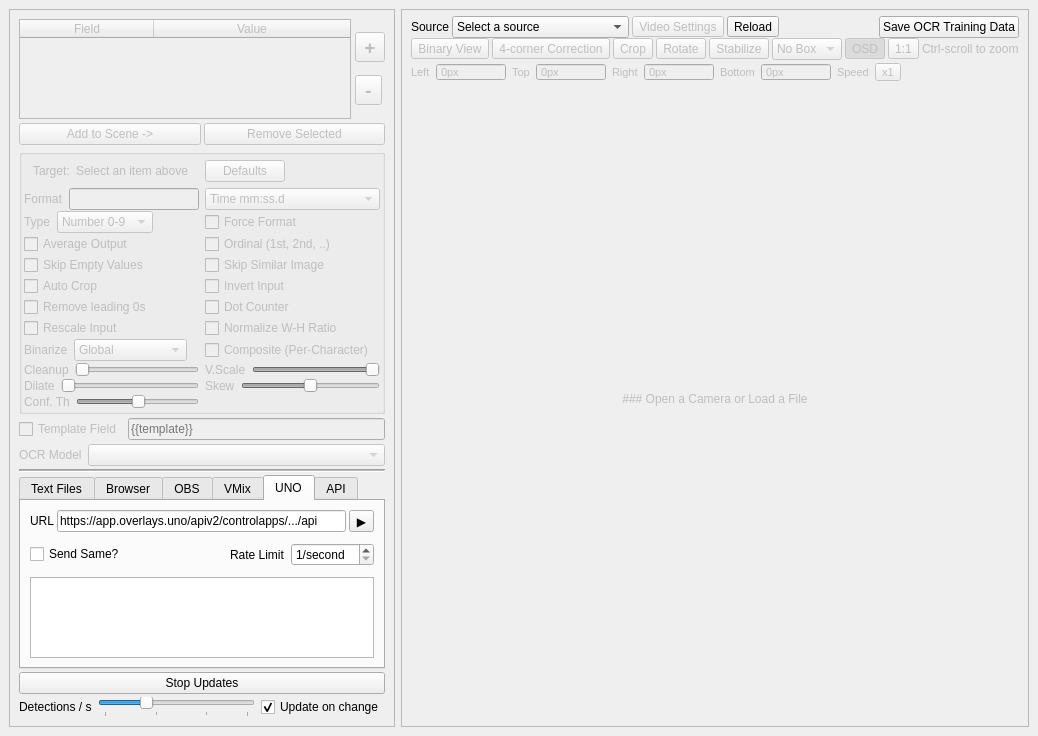
First picture: the form in src/mainwindow.ui, repository locaal-ai/scoresight, before the edit.
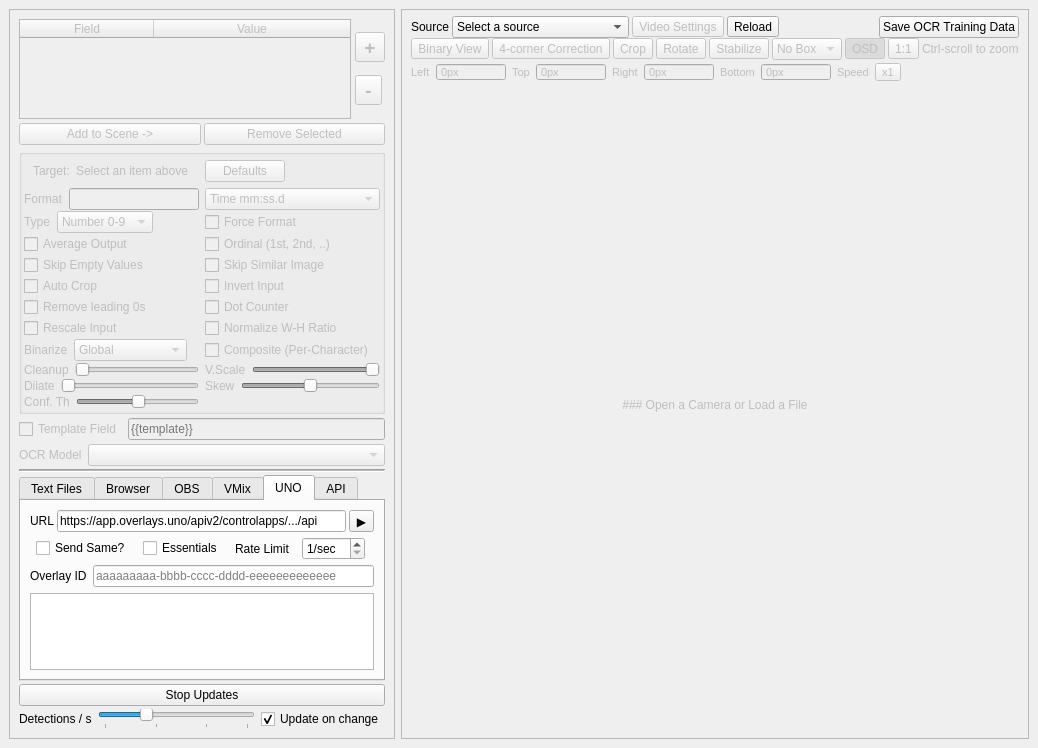
Second picture: the form after the edit. The open tabs and pages were chosen to show the change.

Patch:
```diff
--- a/src/mainwindow.ui
+++ b/src/mainwindow.ui
@@ -7,7 +7,7 @@
     <x>0</x>
     <y>0</y>
     <width>949</width>
-    <height>736</height>
+    <height>748</height>
    </rect>
   </property>
   <property name="windowTitle">
@@ -1348,7 +1348,11 @@
           </attribute>
           <layout class="QGridLayout" name="gridLayout_5">
            <item row="0" column="0">
+            <widget class="QWidget" name="widget_uno_props" native="true">
             <layout class="QVBoxLayout" name="verticalLayout_8">
+              <property name="spacing">
+               <number>0</number>
+              </property>
              <property name="leftMargin">
               <number>0</number>
              </property>
@@ -1429,6 +1433,12 @@
                 </property>
                 <item>
                  <widget class="QCheckBox" name="checkBox_uno_send_same">
+                   <property name="sizePolicy">
+                    <sizepolicy hsizetype="Fixed" vsizetype="Fixed">
+                     <horstretch>0</horstretch>
+                     <verstretch>0</verstretch>
+                    </sizepolicy>
+                   </property>
                   <property name="toolTip">
                    <string>Send only new detections or also existing?</string>
                   </property>
@@ -1437,6 +1447,19 @@
                   </property>
                  </widget>
                 </item>
+                 <item>
+                  <widget class="QCheckBox" name="checkBox_uno_essentials">
+                   <property name="sizePolicy">
+                    <sizepolicy hsizetype="Fixed" vsizetype="Fixed">
+                     <horstretch>0</horstretch>
+                     <verstretch>0</verstretch>
+                    </sizepolicy>
+                   </property>
+                   <property name="text">
+                    <string>Essentials</string>
+                   </property>
+                  </widget>
+                 </item>
                 <item>
                  <widget class="QLabel" name="label_23">
                   <property name="sizePolicy">
@@ -1459,7 +1482,7 @@
                    </sizepolicy>
                   </property>
                   <property name="suffix">
-                   <string>/second</string>
+                    <string>/sec</string>
                   </property>
                   <property name="minimum">
                    <number>1</number>
@@ -1469,9 +1492,57 @@
                </layout>
               </widget>
              </item>
-            </layout>
-           </item>
-           <item row="1" column="0">
+              <item>
+               <widget class="QWidget" name="widget_uno_essentials_details" native="true">
+                <layout class="QHBoxLayout" name="horizontalLayout_21">
+                 <property name="leftMargin">
+                  <number>0</number>
+                 </property>
+                 <property name="topMargin">
+                  <number>0</number>
+                 </property>
+                 <property name="rightMargin">
+                  <number>0</number>
+                 </property>
+                 <property name="bottomMargin">
+                  <number>0</number>
+                 </property>
+                 <item>
+                  <widget class="QLabel" name="label_24">
+                   <property name="sizePolicy">
+                    <sizepolicy hsizetype="Fixed" vsizetype="Preferred">
+                     <horstretch>0</horstretch>
+                     <verstretch>0</verstretch>
+                    </sizepolicy>
+                   </property>
+                   <property name="text">
+                    <string>Overlay ID</string>
+                   </property>
+                  </widget>
+                 </item>
+                 <item>
+                  <widget class="QLineEdit" name="lineEdit_uno_essentials_id">
+                   <property name="sizePolicy">
+                    <sizepolicy hsizetype="Preferred" vsizetype="Fixed">
+                     <horstretch>0</horstretch>
+                     <verstretch>0</verstretch>
+                    </sizepolicy>
+                   </property>
+                   <property name="text">
+                    <string/>
+                   </property>
+                   <property name="placeholderText">
+                    <string>aaaaaaaaa-bbbb-cccc-dddd-eeeeeeeeeeeee</string>
+                   </property>
+                  </widget>
+                 </item>
+                </layout>
+               </widget>
+              </item>
+             </layout>
+            </widget>
+           </item>
+           <item row="2" column="0">
             <widget class="QTableView" name="tableView_unoMapping">
              <attribute name="horizontalHeaderVisible">
               <bool>false</bool>
```
Lines whose indentation alone changed are shown as unchanged.
